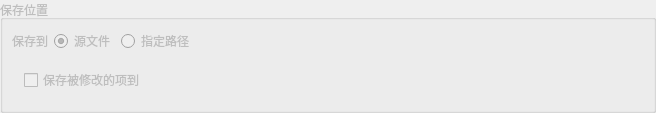
This is src/widgets/otofilesavewidget.ui in shine5402/KiraOtoToolbox as Qt 5 draws it before an edit. The edited form follows.
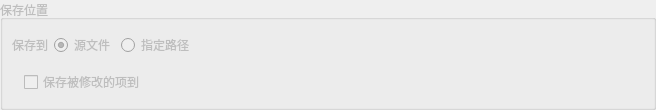
This is the edited form. Custom widgets are drawn as their Qt base class.

What changed in the file:
```diff
--- a/src/widgets/otofilesavewidget.ui
+++ b/src/widgets/otofilesavewidget.ui
@@ -85,6 +85,15 @@
          <property name="leftMargin">
           <number>12</number>
          </property>
+         <property name="topMargin">
+          <number>0</number>
+         </property>
+         <property name="rightMargin">
+          <number>0</number>
+         </property>
+         <property name="bottomMargin">
+          <number>0</number>
+         </property>
          <item>
           <widget class="QCheckBox" name="secondFileNameCheckBox">
            <property name="text">
```
